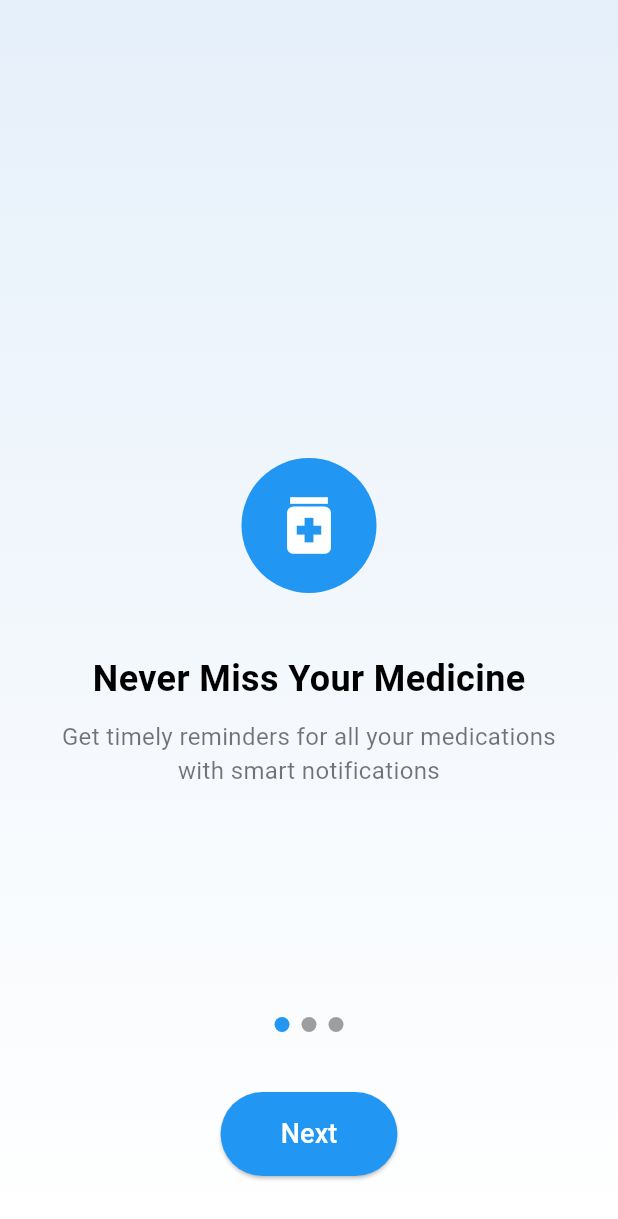
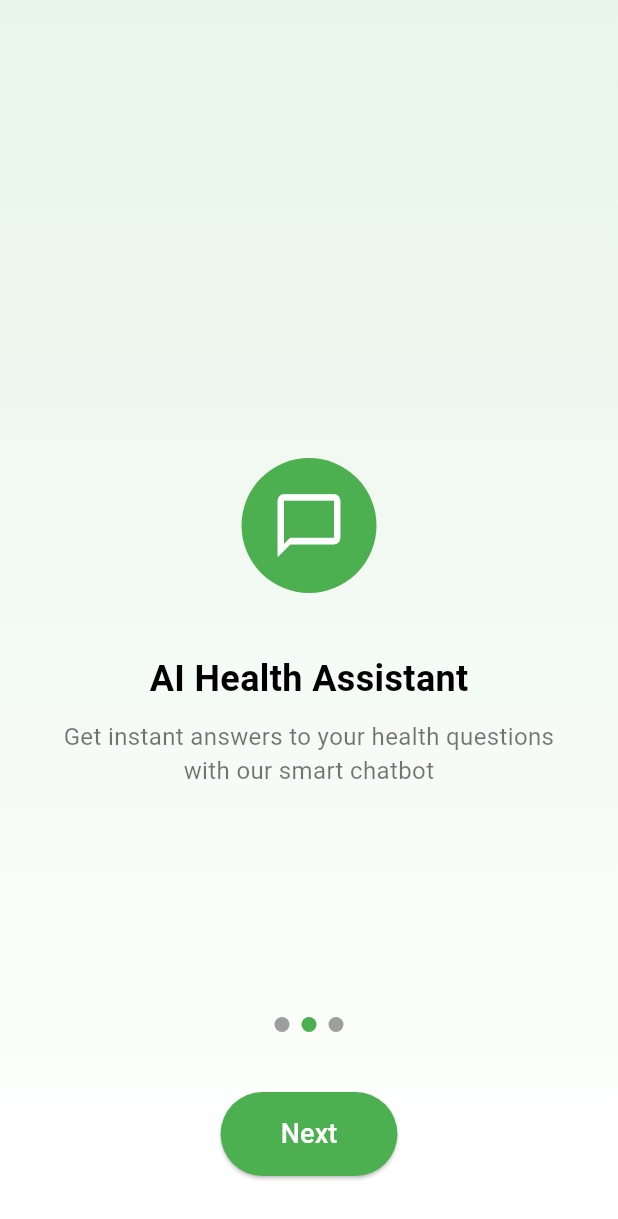
Before and after one commit to tanishqshrivas/gabru, a Flutter app: the screen it shows after launch, after a tap on "Next", on a phone screen of 412 x 824 dp. Shown: the top 1219 px of the screen. Run offline on Flutter 3.47's test engine with Material 3 defaults, Android fonts, the phone set to English and light mode, and no system bars; our stand-ins replace google_sign_in.

Commit message:
first commit

```diff
--- a/lib/main.dart
+++ b/lib/main.dart
@@ -1,4 +1,7 @@
 import 'package:flutter/material.dart';
+import 'package:project/login_page.dart';
+import 'package:project/start_screen2.dart';
+import 'package:project/start_screen3.dart';
 import 'splash_screen.dart';
 import 'start_screen1.dart';
 
@@ -14,6 +17,9 @@ class MyApp extends StatelessWidget {
       home: SplashScreen(),
       routes: {
         '/start1': (context) => StartScreen1(),
+        '/start2': (context) => StartScreen2(),
+        '/start3': (context) => StartScreen3(),
+        '/sign_in': (context) => LoginPage(),
       },
     );
   }
--- a/lib/splash_screen.dart
+++ b/lib/splash_screen.dart
@@ -4,77 +4,14 @@ class SplashScreenWidget extends StatelessWidget {
   @override
   Widget build(BuildContext context) {
     return Scaffold(
-      backgroundColor: Color(0xFFB8E986), // Light green background
+      backgroundColor: Color(0xFFC8E6C9), // Light green background
       body: Center(
-        child: CustomPaint(
-          size: Size(100, 100),
-          painter: MedicalCrossPainter(),
+        child: Image.asset(
+          'assets/app_logo.png',
+          width: 100,
+          height: 100,
         ),
       ),
     );
   }
 }
-
-class MedicalCrossPainter extends CustomPainter {
-  @override
-  void paint(Canvas canvas, Size size) {
-    final paint = Paint()
-      ..color = Color(0xFF4CAF50) // Green color for the cross
-      ..style = PaintingStyle.stroke
-      ..strokeWidth = 12 // Thicker stroke to match the design
-      ..strokeCap = StrokeCap.round;
-
-    final double armLength = size.width * 0.3;
-    final double centerX = size.width / 2;
-    final double centerY = size.height / 2;
-
-    // Define the path for the cross with a continuous line
-    final path = Path();
-
-    // Start at the top-left arm
-    path.moveTo(centerX - armLength, centerY - armLength);
-
-    // Top arm: move down
-    path.lineTo(centerX - armLength, centerY);
-
-    // Left arm: move right
-    path.lineTo(centerX, centerY);
-
-    // Right arm: move right
-    path.lineTo(centerX + armLength, centerY);
-
-    // Bottom arm: move down
-    path.lineTo(centerX + armLength, centerY + armLength);
-
-    // Loop back to the top-left arm
-    path.lineTo(centerX, centerY + armLength); // Bottom to center
-    path.lineTo(centerX, centerY); // Center to middle
-    path.lineTo(centerX - armLength, centerY); // Middle to left
-    path.lineTo(centerX - armLength, centerY - armLength); // Left to top
-
-    // Continue the line from top-left to bottom-right with a curve
-    path.quadraticBezierTo(
-      centerX - armLength, centerY - armLength + 20, // Control point
-      centerX, centerY + armLength + 10, // End point near the bottom-right
-    );
-
-    // Draw the path
-    canvas.drawPath(path, paint);
-
-    // Draw the small circle at the bottom-right
-    final circlePaint = Paint()
-      ..color = Color(0xFF4CAF50)
-      ..style = PaintingStyle.stroke
-      ..strokeWidth = 12;
-    canvas.drawCircle(
-      Offset(centerX + 10, centerY + armLength + 10),
-      5,
-      circlePaint,
-    );
-  }
-
-  @override
-  bool shouldRepaint(covariant CustomPainter oldDelegate) {
-    return false;
-  }
-}
--- a/lib/start_screen1.dart
+++ b/lib/start_screen1.dart
@@ -95,7 +95,7 @@ class StartScreen1 extends StatelessWidget {
               padding: const EdgeInsets.only(bottom: 40),
               child: ElevatedButton(
                 onPressed: () {
-                  // TODO: Navigate to the next screen
+                  Navigator.pushReplacementNamed(context, '/start2');
                 },
                 style: ElevatedButton.styleFrom(
                   backgroundColor: Color(0xFF2196F3), // Blue button
--- a/lib/start_screen2.dart
+++ b/lib/start_screen2.dart
@@ -0,0 +1,121 @@
+import 'package:flutter/material.dart';
+
+class StartScreen2 extends StatelessWidget {
+  @override
+  Widget build(BuildContext context) {
+    return Scaffold(
+      body: Container(
+        decoration: BoxDecoration(
+          gradient: LinearGradient(
+            begin: Alignment.topCenter,
+            end: Alignment.bottomCenter,
+            colors: [
+              Color(0xFFE8F5E9), // Light green at the top
+              Colors.white, // White at the bottom
+            ],
+          ),
+        ),
+        child: Column(
+          mainAxisAlignment: MainAxisAlignment.center,
+          children: [
+            Spacer(flex: 2),
+            // Chat bubble icon in a green circle
+            Container(
+              padding: EdgeInsets.all(20),
+              decoration: BoxDecoration(
+                shape: BoxShape.circle,
+                color: Color(0xFF4CAF50), // Green circle background
+              ),
+              child: Icon(
+                Icons.chat_bubble_outline,
+                size: 50,
+                color: Colors.white,
+              ),
+            ),
+            SizedBox(height: 40),
+            // Title text
+            Text(
+              "AI Health Assistant",
+              style: TextStyle(
+                fontSize: 24,
+                fontWeight: FontWeight.bold,
+                color: Colors.black,
+              ),
+            ),
+            SizedBox(height: 10),
+            // Subtitle text
+            Padding(
+              padding: const EdgeInsets.symmetric(horizontal: 40),
+              child: Text(
+                "Get instant answers to your health questions with our smart chatbot",
+                textAlign: TextAlign.center,
+                style: TextStyle(
+                  fontSize: 16,
+                  color: Colors.black54,
+                ),
+              ),
+            ),
+            Spacer(),
+            // Pagination dots
+            Row(
+              mainAxisAlignment: MainAxisAlignment.center,
+              children: [
+                Container(
+                  width: 10,
+                  height: 10,
+                  margin: EdgeInsets.symmetric(horizontal: 4),
+                  decoration: BoxDecoration(
+                    shape: BoxShape.circle,
+                    color: Colors.grey, // Inactive dot
+                  ),
+                ),
+                Container(
+                  width: 10,
+                  height: 10,
+                  margin: EdgeInsets.symmetric(horizontal: 4),
+                  decoration: BoxDecoration(
+                    shape: BoxShape.circle,
+                    color: Color(0xFF4CAF50), // Active dot (green)
+                  ),
+                ),
+                Container(
+                  width: 10,
+                  height: 10,
+                  margin: EdgeInsets.symmetric(horizontal: 4),
+                  decoration: BoxDecoration(
+                    shape: BoxShape.circle,
+                    color: Colors.grey, // Inactive dot
+                  ),
+                ),
+              ],
+            ),
+            SizedBox(height: 40),
+            // Next button
+            Padding(
+              padding: const EdgeInsets.only(bottom: 40),
+              child: ElevatedButton(
+                onPressed: () {
+                  Navigator.pushReplacementNamed(context, '/start3');
+                },
+                style: ElevatedButton.styleFrom(
+                  backgroundColor: Color(0xFF4CAF50), // Green button
+                  shape: RoundedRectangleBorder(
+                    borderRadius: BorderRadius.circular(30),
+                  ),
+                  padding: EdgeInsets.symmetric(horizontal: 40, vertical: 15),
+                ),
+                child: Text(
+                  "Next",
+                  style: TextStyle(
+                    fontSize: 18,
+                    color: Colors.white,
+                  ),
+                ),
+              ),
+            ),
+          ],
+        ),
+      ),
+    );
+  }
+}
--- a/pubspec.yaml
+++ b/pubspec.yaml
@@ -31,9 +31,11 @@ dependencies:
   flutter:
     sdk: flutter
 
+
   # The following adds the Cupertino Icons font to your application.
   # Use with the CupertinoIcons class for iOS style icons.
   cupertino_icons: ^1.0.8
+  google_sign_in: ^6.2.1  # Add this line for Google Sign-In
 
 dev_dependencies:
   flutter_test:
@@ -61,6 +63,9 @@ flutter:
   # assets:
   #   - images/a_dot_burr.jpeg
   #   - images/a_dot_ham.jpeg
+  assets:
+    - assets/google_logo.png
+    - assets/app_logo.png
 
   # An image asset can refer to one or more resolution-specific "variants", see
   # https://flutter.dev/to/resolution-aware-images
```
Also changed, not shown: lib/login_page.dart (+119 -0 lines), lib/start_screen3.dart (+121 -0 lines), assets/app_logo.png (added), assets/google_logo.png (added), pubspec.lock, 3 other files.
